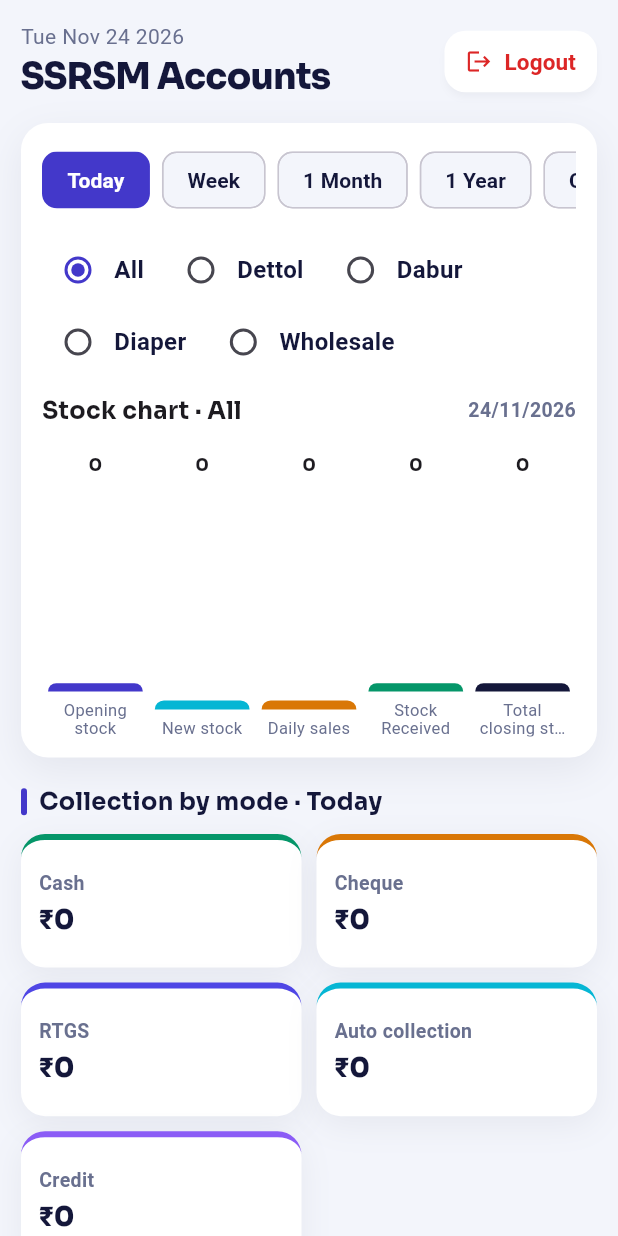
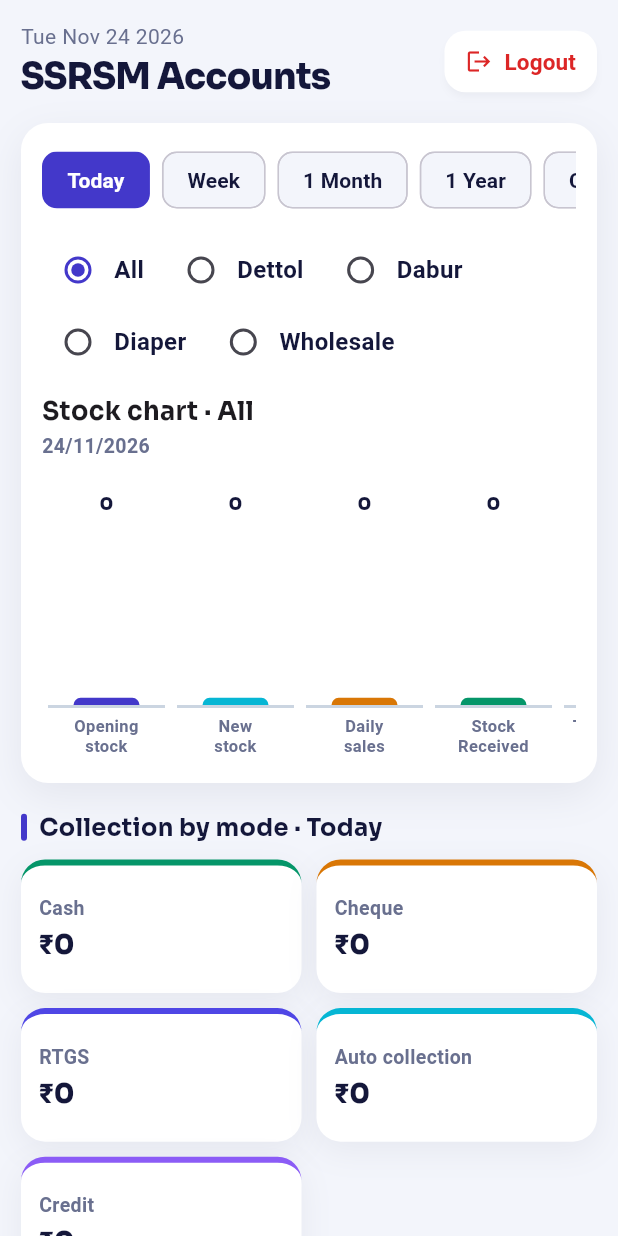
Before and after one commit to fdhs-solutions/ssrsm-accounts, a Flutter app: the HomeScreen screen opened directly with empty values, on a phone screen of 412 x 824 dp. Run offline on Flutter 3.47's test engine with Material 3 defaults, Android fonts, the phone set to English and light mode, and no system bars; our stand-ins replace google_fonts, shared_preferences; missing offline and left inert: dart:html; accounts and stored records are empty; network calls fail; Roboto replaces fonts that are missing (Mukta).

Commit message:
feat: add frontend home screen, salesmen screen, and helper utilities

```diff
--- a/frontend/lib/screens/home_screen.dart
+++ b/frontend/lib/screens/home_screen.dart
@@ -396,34 +396,46 @@ class _HomeScreenState extends State<HomeScreen> {
             }).toList(),
           ),
           const SizedBox(height: 10),
-          Row(
-            mainAxisAlignment: MainAxisAlignment.spaceBetween,
+          // Header with Title & Date range above the chart (like Register page)
+          Column(
+            crossAxisAlignment: CrossAxisAlignment.start,
             children: [
               Text(
                 'Stock chart · $_selectedProduct',
-                style: GoogleFonts.sora(fontSize: 16, fontWeight: FontWeight.w700),
+                style: GoogleFonts.sora(fontSize: 17, fontWeight: FontWeight.w700),
               ),
+              const SizedBox(height: 2),
               Text(
                 _getChartPeriodSubtitle(),
-                style: GoogleFonts.mukta(fontSize: 13, fontWeight: FontWeight.w600, color: AppColors.mut),
+                style: GoogleFonts.mukta(
+                  fontSize: 13,
+                  fontWeight: FontWeight.w600,
+                  color: AppColors.mut,
+                ),
               ),
             ],
           ),
           const SizedBox(height: 16),
-          // Bar Chart with 5 bars (Stock Received instead of Return Stock)
-          SizedBox(
-            height: 190,
-            child: _isLoading
-                ? const Center(child: CircularProgressIndicator())
-                : Row(
+          // Scrollable Bar Chart with fixed bar height and equal baseline
+          _isLoading
+              ? const SizedBox(
+                  height: 200,
+                  child: Center(child: CircularProgressIndicator()),
+                )
+              : SingleChildScrollView(
+                  scrollDirection: Axis.horizontal,
+                  child: Padding(
+                    padding: const EdgeInsets.symmetric(vertical: 4),
+                    child: Row(
                       crossAxisAlignment: CrossAxisAlignment.end,
                       children: [
-                      _buildBarCol('Opening stock', openStock, maxVal, AppColors.pri),
-                      _buildBarCol('New stock', newStock, maxVal, AppColors.autoColor),
-                      _buildBarCol('Daily sales', sales, maxVal, AppColors.acc),
-                      _buildBarCol('Stock Received', stockReceived, maxVal, AppColors.ok),
-                      _buildBarCol('Total closing stock', closingStock, maxVal, AppColors.ink),
+                        _buildBarCol('Opening\nstock', openStock, maxVal, AppColors.pri),
+                        _buildBarCol('New\nstock', newStock, maxVal, AppColors.autoColor),
+                        _buildBarCol('Daily\nsales', sales, maxVal, AppColors.acc),
+                        _buildBarCol('Stock\nReceived', stockReceived, maxVal, AppColors.ok),
+                        _buildBarCol('Total closing\nstock', closingStock, maxVal, AppColors.ink),
                       ],
+                    ),
                   ),
                 ),
         ],
@@ -432,26 +444,34 @@ class _HomeScreenState extends State<HomeScreen> {
   }
 
   Widget _buildBarCol(String label, double val, double maxVal, Color color) {
-    final double pct = maxVal > 0 ? (val / maxVal).clamp(0.04, 1.0) : 0.04;
-    return Expanded(
-      child: Padding(
-        padding: const EdgeInsets.symmetric(horizontal: 4),
+    const double maxBarHeight = 120.0;
+    // Calculate exact height so all bars sit on the EXACT SAME bottom baseline
+    final double barHeight = maxVal > 0 ? (val / maxVal).clamp(0.04, 1.0) * maxBarHeight : 5.0;
+
+    return Container(
+      width: 78,
+      margin: const EdgeInsets.symmetric(horizontal: 4),
       child: Column(
-          mainAxisAlignment: MainAxisAlignment.end,
+        mainAxisSize: MainAxisSize.min,
+        crossAxisAlignment: CrossAxisAlignment.center,
         children: [
-            Text(
+          // Amount text on top of bar (SingleChildScrollView prevents ellipsis truncation like 500...)
+          FittedBox(
+            fit: BoxFit.scaleDown,
+            child: Text(
               formatNumWithZero(val),
-              style: GoogleFonts.sora(fontSize: 12, fontWeight: FontWeight.w700),
-              maxLines: 1,
-              overflow: TextOverflow.ellipsis,
+              style: GoogleFonts.sora(fontSize: 12, fontWeight: FontWeight.w800, color: AppColors.ink),
             ),
-            const SizedBox(height: 4),
-            Expanded(
+          ),
+          const SizedBox(height: 6),
+          // Bar container with fixed height canvas to guarantee equal baseline
+          SizedBox(
+            height: maxBarHeight,
             child: Align(
               alignment: Alignment.bottomCenter,
-                child: FractionallySizedBox(
-                  heightFactor: pct,
               child: Container(
+                width: 44,
+                height: barHeight,
                 decoration: BoxDecoration(
                   color: color,
                   borderRadius: const BorderRadius.vertical(top: Radius.circular(8)),
@@ -459,17 +479,26 @@ class _HomeScreenState extends State<HomeScreen> {
               ),
             ),
           ),
+          // Common horizontal baseline line
+          Container(
+            height: 2,
+            width: double.infinity,
+            color: const Color(0xFFCBD5E1),
           ),
           const SizedBox(height: 6),
+          // Column label below baseline
           Text(
             label,
             textAlign: TextAlign.center,
-              style: GoogleFonts.mukta(fontSize: 11, color: AppColors.mut, height: 1.1),
+            style: GoogleFonts.mukta(
+              fontSize: 11,
+              fontWeight: FontWeight.w600,
+              color: AppColors.mut,
+              height: 1.15,
+            ),
             maxLines: 2,
-              overflow: TextOverflow.ellipsis,
           ),
         ],
-        ),
       ),
     );
   }
--- a/frontend/lib/screens/salesmen_screen.dart
+++ b/frontend/lib/screens/salesmen_screen.dart
@@ -56,15 +56,34 @@ class _SalesmenScreenState extends State<SalesmenScreen> {
       _loadSalesmen();
       if (mounted) {
         ScaffoldMessenger.of(context).showSnackBar(
-          SnackBar(content: Text('Sales man added to $_selectedBrand')),
+          SnackBar(
+            content: Row(
+              children: [
+                const Icon(Icons.check_circle_outline, color: Colors.white, size: 20),
+                const SizedBox(width: 8),
+                Expanded(child: Text('Sales man added to $_selectedBrand')),
+              ],
+            ),
+            behavior: SnackBarBehavior.floating,
+            shape: RoundedRectangleBorder(borderRadius: BorderRadius.circular(10)),
+            backgroundColor: const Color(0xFF1E293B), // Sleek neutral slate dark
+          ),
         );
       }
     } else {
       if (mounted) {
         ScaffoldMessenger.of(context).showSnackBar(
           SnackBar(
-            content: Text(errorMsg ?? 'Failed to add sales man'),
-            backgroundColor: const Color(0xFFDC2626),
+            content: Row(
+              children: [
+                const Icon(Icons.info_outline, color: Color(0xFFFBBF24), size: 20), // Soft warm amber icon
+                const SizedBox(width: 8),
+                Expanded(child: Text(errorMsg ?? 'Failed to add sales man', style: const TextStyle(color: Colors.white))),
+              ],
+            ),
+            behavior: SnackBarBehavior.floating,
+            shape: RoundedRectangleBorder(borderRadius: BorderRadius.circular(10)),
+            backgroundColor: const Color(0xFF1E293B), // Sleek neutral slate dark (NOT jarring red)
           ),
         );
       }
--- a/frontend/lib/utils/helpers.dart
+++ b/frontend/lib/utils/helpers.dart
@@ -70,16 +70,27 @@ String formatNum(dynamic val) {
   final d = double.tryParse(val.toString());
   if (d == null) return val.toString();
   if (d == 0) return '';
-  if (d % 1 == 0) return d.toInt().toString();
-  return d.toStringAsFixed(2);
+  String raw;
+  if (d % 1 == 0) {
+    raw = d.toInt().toString();
+  } else {
+    // Trim trailing zeros after decimal if any
+    raw = d.toStringAsFixed(4).replaceAll(RegExp(r'\.?0+$'), '');
+  }
+  return formatIndianNumber(raw);
 }
 
 String formatNumWithZero(dynamic val) {
   if (val == null) return '0';
   final d = double.tryParse(val.toString());
   if (d == null) return val.toString();
-  if (d % 1 == 0) return d.toInt().toString();
-  return d.toStringAsFixed(2);
+  String raw;
+  if (d % 1 == 0) {
+    raw = d.toInt().toString();
+  } else {
+    raw = d.toStringAsFixed(4).replaceAll(RegExp(r'\.?0+$'), '');
+  }
+  return formatIndianNumber(raw);
 }
 
 String formatDate(String iso) {
```
Lines whose indentation alone changed are shown as unchanged.
